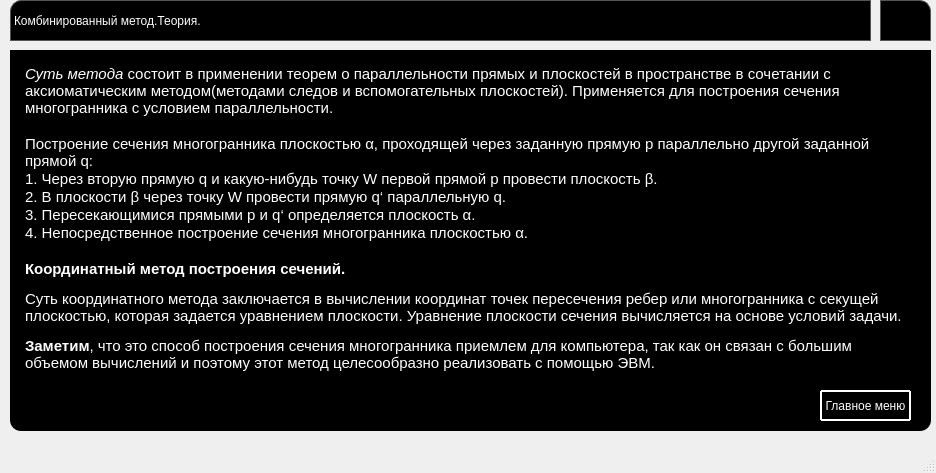
leriia-meow/geometry, file form3_t.ui: the form before one commit.
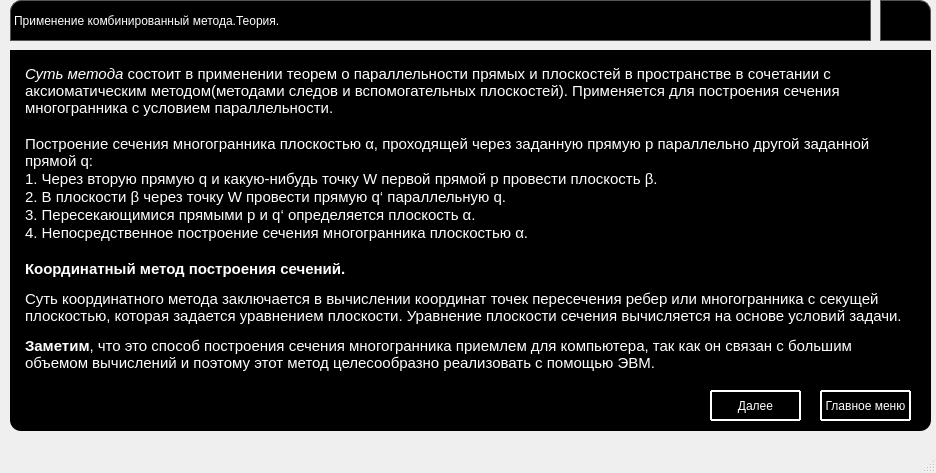
The form after the commit. Icons and pictures are not drawn.

The edit to the form file:
```diff
--- a/form3_t.ui
+++ b/form3_t.ui
@@ -75,7 +75,7 @@
 }</string>
     </property>
     <property name="text">
-     <string>Комбинированный метод.Теория.</string>
+     <string>Применение комбинированный метода.Теория.</string>
     </property>
    </widget>
    <widget class="QGroupBox" name="groupBox_2">
@@ -129,7 +129,7 @@
        <x>10</x>
        <y>10</y>
        <width>901</width>
-       <height>341</height>
+       <height>361</height>
       </rect>
      </property>
      <property name="styleSheet">
@@ -180,6 +180,33 @@
 &lt;p style=&quot; margin-top:12px; margin-bottom:12px; margin-left:0px; margin-right:0px; -qt-block-indent:0; text-indent:0px;&quot;&gt;&lt;span style=&quot; font-family:'Merriweather,Georgia,sans-serif'; font-size:11pt; font-weight:600; color:#ffffff;&quot;&gt;Заметим&lt;/span&gt;&lt;span style=&quot; font-family:'Merriweather,Georgia,sans-serif'; font-size:11pt; font-weight:400; color:#ffffff;&quot;&gt;, что это способ построения сечения многогранника приемлем для компьютера, так как он связан с большим объемом вычислений и поэтому этот метод целесообразно реализовать с помощью ЭВМ.&lt;/span&gt;&lt;/p&gt;&lt;/body&gt;&lt;/html&gt;</string>
        </property>
       </widget>
+      <widget class="QPushButton" name="go1">
+       <property name="geometry">
+        <rect>
+         <x>690</x>
+         <y>330</y>
+         <width>91</width>
+         <height>31</height>
+        </rect>
+       </property>
+       <property name="styleSheet">
+        <string notr="true">QPushButton {
+  display: inline-block;
+  color: white;
+  text-decoration: none;
+  user-select: none;
+  outline: none;
+  border: 2px solid white;
+  border-radius: 1px;
+  transition: 0.2s;
+} 
+QPushButton:hover { background: rgba(255,255,255,.2); }
+QPushButton:pressed { background: white; }</string>
+       </property>
+       <property name="text">
+        <string>Далее</string>
+       </property>
+      </widget>
      </widget>
      <widget class="QWidget" name="page_2">
       <widget class="QLabel" name="label_2">
```
Left out of the diff: 54 changed lines with no effect on the pictures.
